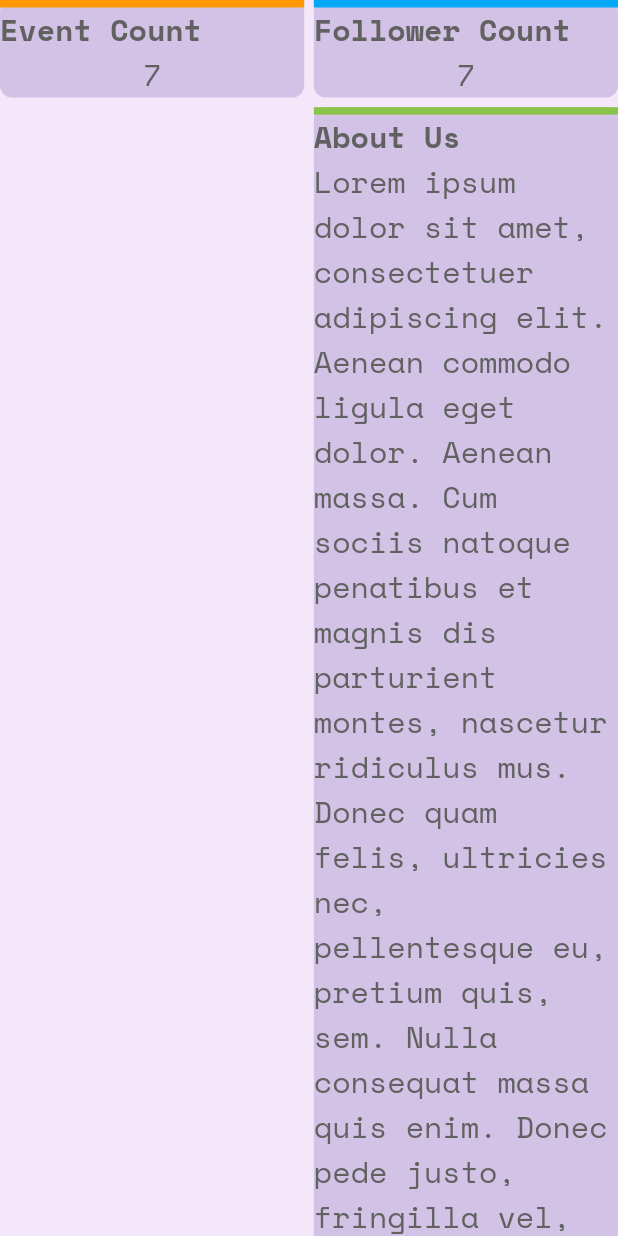
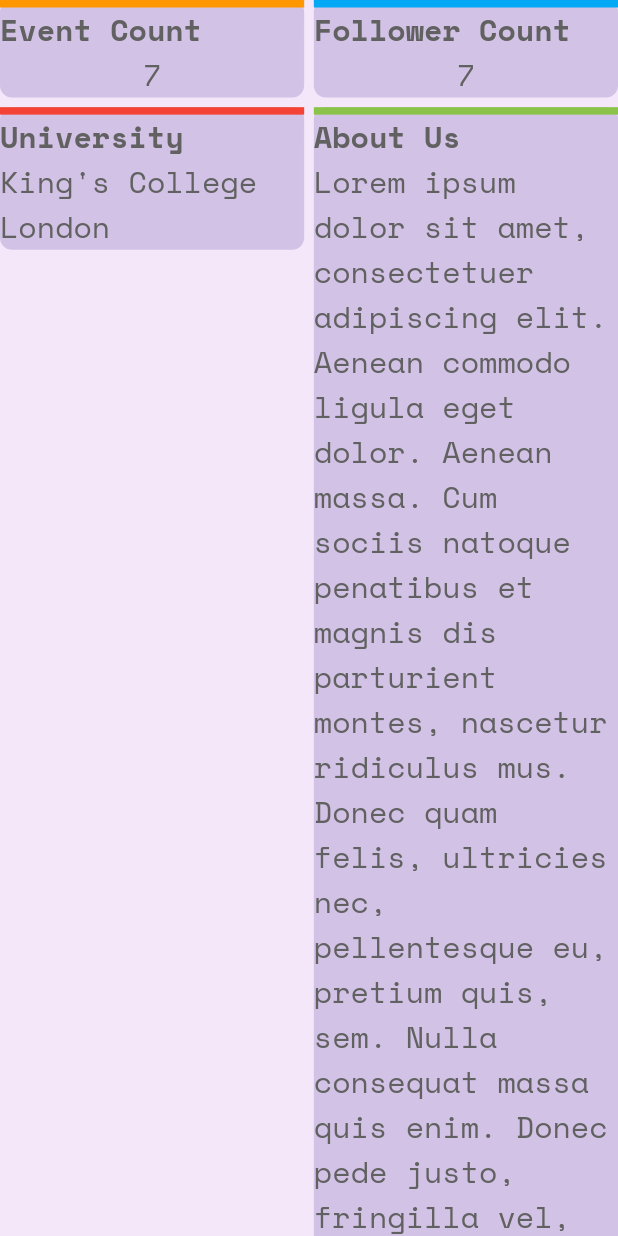
Before and after one commit to NDimish/HelioLunares, a Flutter app: the SocietyHubCardsMedium widget shown alone on an empty page, opened directly, on a phone screen of 412 x 824 dp. Run offline on Flutter 3.47's test engine with Material 2 defaults, Android fonts, the phone set to English and light mode, and no system bars; our stand-ins replace currency_text_input_formatter, get, google_fonts; missing offline and left inert: dart:html; network calls fail; project files that could hold a hidden picture were left out.

Commit message:
Fix medium info card layout

```diff
--- a/frontend/lib/pages/society_hub/widgets/society_cards_medium.dart
+++ b/frontend/lib/pages/society_hub/widgets/society_cards_medium.dart
@@ -36,6 +36,8 @@ class SocietyHubCardsMedium extends StatelessWidget {
           height: _width / 64,
         ),
         Row(
+          mainAxisAlignment: MainAxisAlignment.spaceBetween,
+          crossAxisAlignment: CrossAxisAlignment.start,
           children: [
             InfoCard(
                 title: "University",
```
